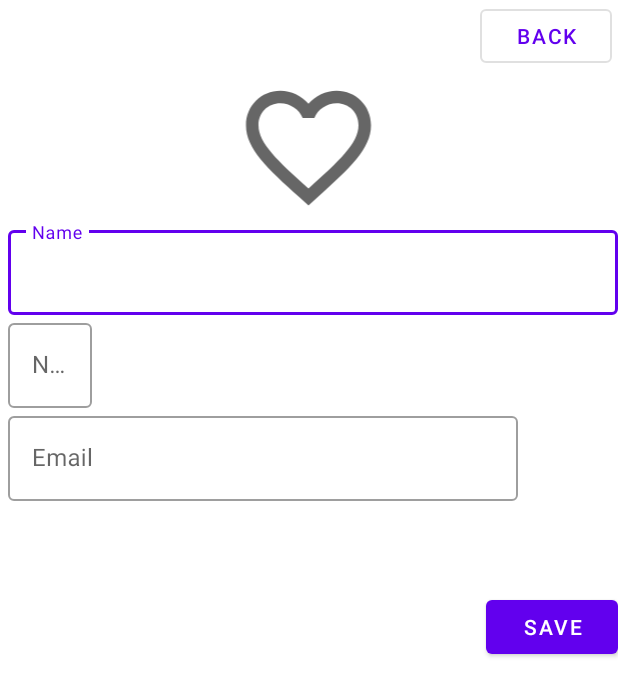
After one commit to iNkidzy/InstantFriends, an Android app: the layout friend_details.xml on its own in the app's theme, with its tools: preview values and no code run, on a phone screen of 412 x 824 dp. The commit adds this screen. Shown: the top 696 px of the screen. Run offline under Robolectric (Android 15) with nearby library versions, the phone set to English and light mode, and no system bars.

Commit message:
details-friend-layout-V1

```diff
--- /dev/null
+++ b/app/src/main/res/drawable/ic_heart.xml
@@ -0,0 +1,10 @@
+<vector xmlns:android="http://schemas.android.com/apk/res/android"
+    android:width="24dp"
+    android:height="24dp"
+    android:viewportWidth="24"
+    android:viewportHeight="24"
+    android:tint="?attr/colorControlNormal">
+  <path
+      android:fillColor="@android:color/white"
+      android:pathData="M16.5,3c-1.74,0 -3.41,0.81 -4.5,2.09C10.91,3.81 9.24,3 7.5,3 4.42,3 2,5.42 2,8.5c0,3.78 3.4,6.86 8.55,11.54L12,21.35l1.45,-1.32C18.6,15.36 22,12.28 22,8.5 22,5.42 19.58,3 16.5,3zM12.1,18.55l-0.1,0.1 -0.1,-0.1C7.14,14.24 4,11.39 4,8.5 4,6.5 5.5,5 7.5,5c1.54,0 3.04,0.99 3.57,2.36h1.87C13.46,5.99 14.96,5 16.5,5c2,0 3.5,1.5 3.5,3.5 0,2.89 -3.14,5.74 -7.9,10.05z"/>
+</vector>
--- a/app/src/main/res/layout/fragment_navigation_friends.xml
+++ b/app/src/main/res/layout/fragment_navigation_friends.xml
@@ -1,13 +1,23 @@
 <?xml version="1.0" encoding="utf-8"?>
-<androidx.constraintlayout.widget.ConstraintLayout
+<LinearLayout
     xmlns:android="http://schemas.android.com/apk/res/android"
     android:layout_width="wrap_content"
     android:layout_height="wrap_content"
-    android:orientation="horizontal">
+    android:orientation="vertical">
 
-    <TextView
-        android:id="@+id/item_number"
+    <LinearLayout
+        android:id="@+id/linearLayout2"
+        android:orientation="vertical"
+        android:layout_width="fill_parent"
+        android:layout_height="wrap_content"
+        android:layout_gravity="center_horizontal" >
+    </LinearLayout>
+
+    <ListView
+        android:id="@+id/ListView"
         android:layout_width="match_parent"
         android:layout_height="match_parent"
-        android:textAppearance="?attr/textAppearanceListItem" />
-</androidx.constraintlayout.widget.ConstraintLayout>
+        android:layout_gravity="center_horizontal"
+        />
+
+</LinearLayout>
--- /dev/null
+++ b/app/src/main/res/layout/friend_details.xml
@@ -0,0 +1,174 @@
+<?xml version="1.0" encoding="utf-8"?>
+<RelativeLayout
+    xmlns:android="http://schemas.android.com/apk/res/android"
+    xmlns:app="http://schemas.android.com/apk/res-auto"
+    android:layout_width="match_parent"
+    android:layout_height="match_parent">
+
+    <LinearLayout
+        android:layout_width="match_parent"
+        android:layout_height="match_parent"
+        android:orientation="vertical">
+
+    <LinearLayout
+        android:layout_width="match_parent"
+        android:layout_height="wrap_content"
+        android:orientation="horizontal">
+
+        <TextView
+            android:id="@+id/nameOfFriend"
+            android:layout_width="wrap_content"
+            android:layout_height="wrap_content"
+            android:layout_marginTop="3dp"
+            android:layout_marginStart="3dp"
+            android:text="Name of friend"
+            android:textAppearance="@style/TextAppearance.AppCompat.Display1"
+            android:visibility="gone"/>
+
+
+        <Button
+            android:id="@+id/backDetails"
+            style="?attr/materialButtonOutlinedStyle"
+            android:layout_width="wrap_content"
+            android:layout_height="wrap_content"
+            android:layout_marginStart="320dp"
+            android:text="@string/back"
+            android:textColor="@color/purple_500"
+            android:layout_gravity="right"
+            />
+    </LinearLayout>
+
+    <ImageView
+        android:id="@+id/imgView"
+        android:layout_width="130dp"
+        android:layout_height="100dp"
+        android:adjustViewBounds="true"
+        android:scaleType="fitCenter"
+        android:layout_gravity="center"
+        android:src="@drawable/ic_heart" />
+
+    <LinearLayout
+        android:layout_width="match_parent"
+        android:layout_height="wrap_content"
+        android:orientation="horizontal">
+
+        <com.google.android.material.textfield.TextInputLayout
+            android:layout_width="match_parent"
+            android:layout_height="wrap_content"
+            android:layout_marginStart="5dp"
+            android:hint="Name"
+            style="@style/Widget.MaterialComponents.TextInputLayout.OutlinedBox">
+            <com.google.android.material.textfield.TextInputEditText
+
+                android:id="@+id/friendName"
+                android:layout_width="match_parent"
+                android:layout_height="wrap_content"
+                android:layout_weight="1"
+                android:ems="10"
+                android:inputType="textPersonName" />
+        </com.google.android.material.textfield.TextInputLayout>
+
+    </LinearLayout>
+
+    <LinearLayout
+        android:layout_width="match_parent"
+        android:layout_height="wrap_content"
+        android:orientation="horizontal">
+
+
+        <com.google.android.material.textfield.TextInputLayout
+            android:layout_width="wrap_content"
+            android:layout_height="wrap_content"
+            android:layout_marginStart="5dp"
+            android:hint="Number"
+            style="@style/Widget.MaterialComponents.TextInputLayout.OutlinedBox">
+
+            <com.google.android.material.textfield.TextInputEditText
+                android:id="@+id/friendPhone"
+                android:layout_width="wrap_content"
+                android:layout_height="wrap_content"
+                android:layout_weight="1"
+                android:ems="10"
+                android:inputType="phone" />
+        </com.google.android.material.textfield.TextInputLayout>
+
+        <ImageButton
+            android:id="@+id/callButton"
+            android:layout_width="10dp"
+            android:layout_height="60dp"
+            android:layout_weight="1"
+            android:onClick="onClickCall"
+            android:src="@android:drawable/ic_menu_call"
+            android:background="?android:attr/selectableItemBackground"
+            android:visibility="gone"/>
+
+        <ImageButton
+            android:id="@+id/messageButton"
+            android:layout_width="10dp"
+            android:layout_height="60dp"
+            android:layout_weight="1"
+            android:onClick="onClickMessage"
+
+            android:src="@android:drawable/sym_action_chat"
+            android:background="?android:attr/selectableItemBackground"
+            android:visibility="gone"/>
+
+    </LinearLayout>
+
+    <LinearLayout
+        android:layout_width="match_parent"
+        android:layout_height="wrap_content"
+        android:orientation="horizontal">
+
+        <com.google.android.material.textfield.TextInputLayout
+            android:layout_width="wrap_content"
+            android:layout_height="wrap_content"
+            android:layout_marginStart="5dp"
+            android:hint="Email"
+            style="@style/Widget.MaterialComponents.TextInputLayout.OutlinedBox">
+
+
+            <com.google.android.material.textfield.TextInputEditText
+                android:id="@+id/friendEmail"
+                android:layout_width="340dp"
+                android:layout_height="wrap_content"
+                android:layout_weight="1"
+                android:ems="10"
+                android:inputType="textPersonName" />
+        </com.google.android.material.textfield.TextInputLayout>
+
+        <ImageButton
+            android:id="@+id/emailButton"
+            android:layout_width="60dp"
+            android:layout_height="60dp"
+            android:onClick="onClickEmail"
+            android:src="@android:drawable/sym_action_email"
+            android:background="?android:attr/selectableItemBackground"
+            android:visibility="gone"/>
+    </LinearLayout>
+
+    <Button
+        android:id="@+id/saveFriend"
+        android:layout_width="wrap_content"
+        android:layout_height="wrap_content"
+        android:layout_gravity="right"
+        android:layout_marginTop="60dp"
+        android:onClick="onClickSaveFriend"
+        android:text="Save" />
+
+    <Button
+        android:id="@+id/deleteFriend"
+        style="@style/Widget.MaterialComponents.Button.Icon"
+        android:layout_width="65dp"
+        android:layout_height="65dp"
+        android:layout_gravity="bottom|left"
+        android:layout_marginTop="-60dp"
+        android:onClick="onClickDeleteFriend"
+        app:icon="@drawable/delete"
+        android:visibility="gone"/>
+
+
+</LinearLayout>
+
+
+</RelativeLayout>
--- a/app/src/main/res/values/strings.xml
+++ b/app/src/main/res/values/strings.xml
@@ -2,6 +2,7 @@
     <string name="app_name">InstantFriends</string>
     <string name="title_home">Home</string>
     <string name="title_dashboard">Dashboard</string>
+    <string name="back"> Back</string>
     <string name="title_friends">Friends</string>
     <string name="large_text">
         "Our Posts.\n\n"
--- a/app/src/main/res/values/themes.xml
+++ b/app/src/main/res/values/themes.xml
@@ -1,6 +1,6 @@
 <resources xmlns:tools="http://schemas.android.com/tools">
     <!-- Base application theme. -->
-    <style name="Theme.InstantFriends" parent="Theme.MaterialComponents">
+    <style name="Theme.InstantFriends" parent="Theme.MaterialComponents.Light.DarkActionBar">
         <!-- Primary brand color. -->
         <item name="colorPrimary">@color/purple_500</item>
         <item name="colorPrimaryVariant">@color/purple_700</item>
```
